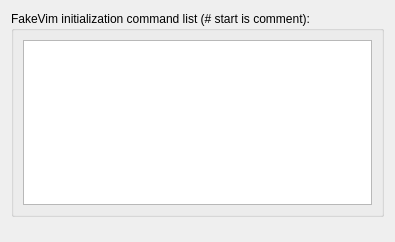
Qt form liteidex/src/plugins/fakevimedit/fakevimeditoption.ui (visualfc/liteide) before a commit.
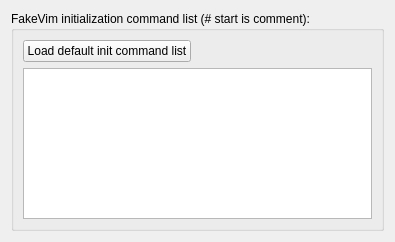
The same form after that commit.

Commit message: fakevim option add load default command list action

Diff of the .ui file:
```diff
--- a/liteidex/src/plugins/fakevimedit/fakevimeditoption.ui
+++ b/liteidex/src/plugins/fakevimedit/fakevimeditoption.ui
@@ -20,6 +20,30 @@
       <string>FakeVim initialization command list (# start is comment):</string>
      </property>
      <layout class="QVBoxLayout" name="verticalLayout">
+      <item>
+       <layout class="QHBoxLayout" name="horizontalLayout">
+        <item>
+         <widget class="QPushButton" name="resetCommandsButton">
+          <property name="text">
+           <string>Load default init command list</string>
+          </property>
+         </widget>
+        </item>
+        <item>
+         <spacer name="horizontalSpacer">
+          <property name="orientation">
+           <enum>Qt::Horizontal</enum>
+          </property>
+          <property name="sizeHint" stdset="0">
+           <size>
+            <width>40</width>
+            <height>20</height>
+           </size>
+          </property>
+         </spacer>
+        </item>
+       </layout>
+      </item>
       <item>
        <widget class="QPlainTextEdit" name="textInitCommands"/>
       </item>
```
The commit also changes 2 other files.
